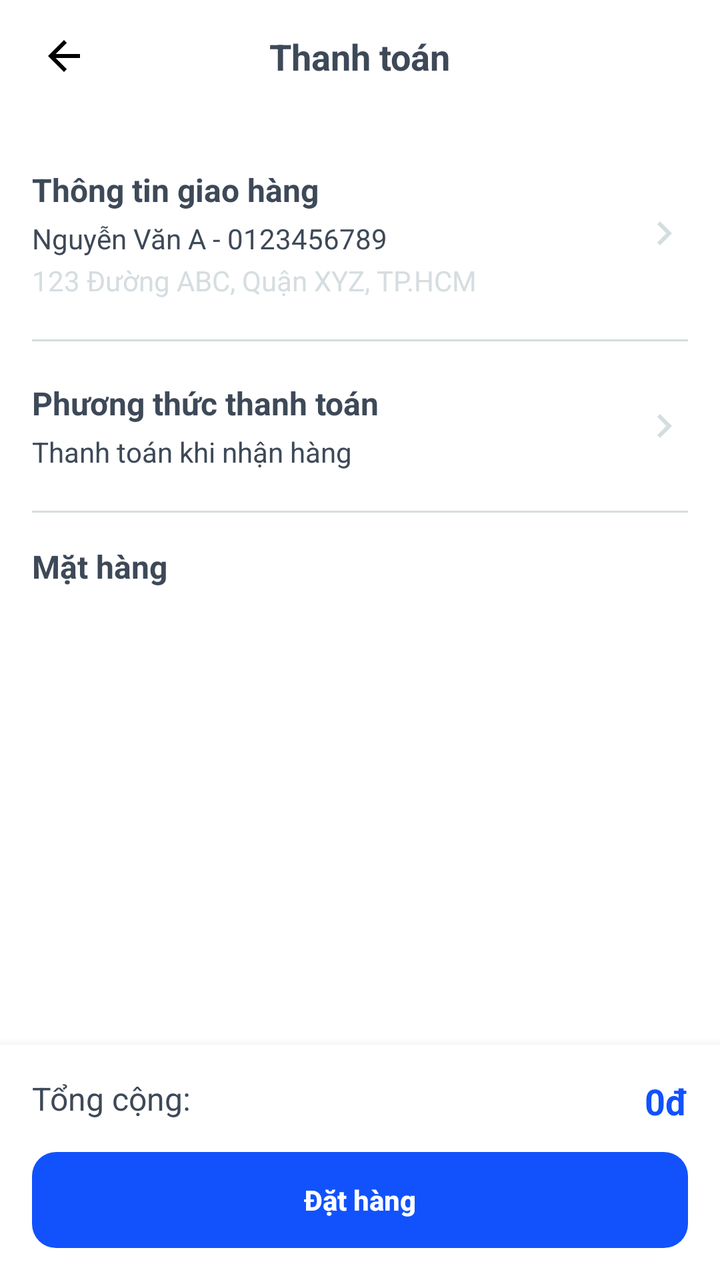
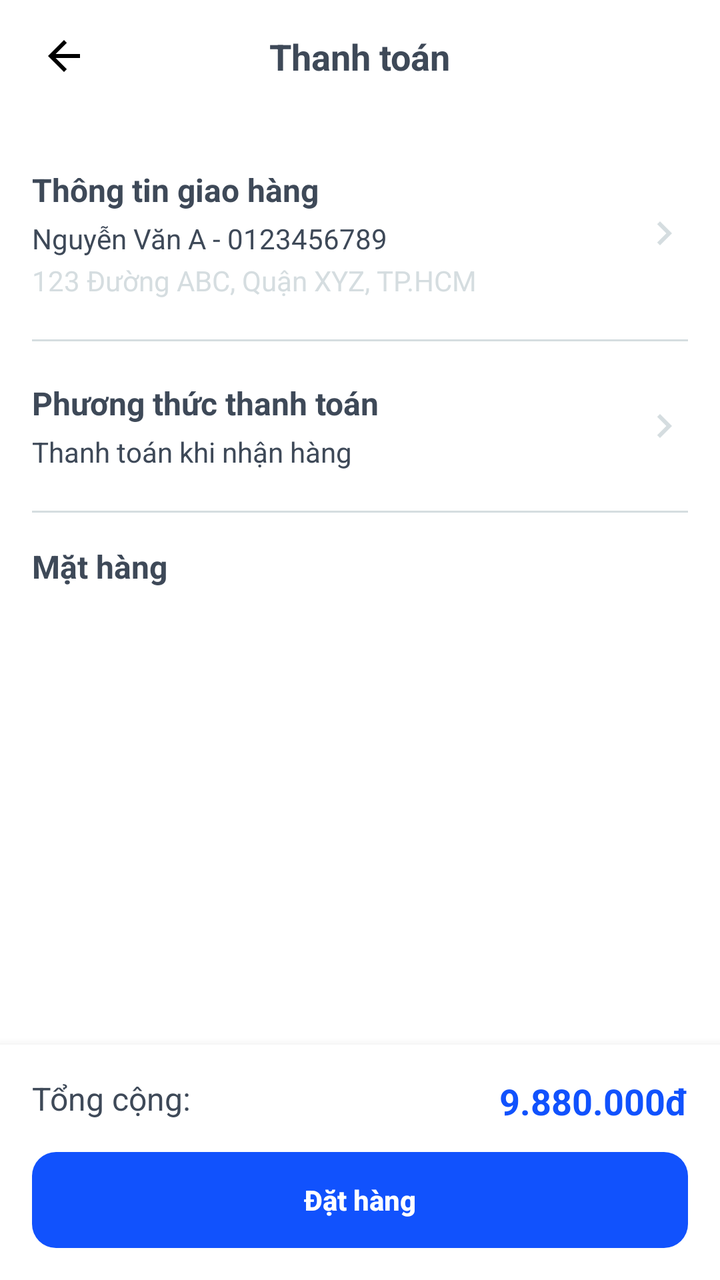

Compare the two renders of this Android layout. The source of the first and the diff that turns it into the second are given below.
<!-- AndroidManifest.xml: activity theme Theme.NT118R12 -->
<!-- res/layout/activity_checkout.xml -->
<?xml version="1.0" encoding="utf-8"?>
<androidx.constraintlayout.widget.ConstraintLayout
    xmlns:android="http://schemas.android.com/apk/res/android"
    xmlns:app="http://schemas.android.com/apk/res-auto"
    android:layout_width="match_parent"
    android:layout_height="match_parent"
    android:background="@color/white">


    <androidx.constraintlayout.widget.ConstraintLayout
        android:id="@+id/headerLayout"
        android:layout_width="0dp"
        android:layout_height="56dp"
        app:layout_constraintTop_toTopOf="parent"
        app:layout_constraintStart_toStartOf="parent"
        app:layout_constraintEnd_toEndOf="parent">

        <ImageView
            android:id="@+id/ivBack"
            android:layout_width="48dp"
            android:layout_height="48dp"
            android:padding="12dp"
            android:src="@drawable/ic_back"
            android:layout_marginStart="8dp"
            app:layout_constraintStart_toStartOf="parent"
            app:layout_constraintTop_toTopOf="parent"
            app:layout_constraintBottom_toBottomOf="parent" />

        <TextView
            android:id="@+id/tvHeaderTitle"
            android:layout_width="wrap_content"
            android:layout_height="wrap_content"
            android:text="Thanh toán"
            android:textSize="18sp"
            android:textStyle="bold"
            android:textColor="@color/text_primary"
            app:layout_constraintStart_toStartOf="parent"
            app:layout_constraintEnd_toEndOf="parent"
            app:layout_constraintTop_toTopOf="parent"
            app:layout_constraintBottom_toBottomOf="parent" />
    </androidx.constraintlayout.widget.ConstraintLayout>

    <ScrollView
        android:layout_width="0dp"
        android:layout_height="0dp"
        android:fillViewport="true"
        app:layout_constraintTop_toBottomOf="@id/headerLayout"
        app:layout_constraintBottom_toTopOf="@id/bottomLayout"
        app:layout_constraintStart_toStartOf="parent"
        app:layout_constraintEnd_toEndOf="parent">

        <LinearLayout
            android:layout_width="match_parent"
            android:layout_height="wrap_content"
            android:orientation="vertical"
            android:padding="16dp">


            <LinearLayout
                android:layout_width="match_parent"
                android:layout_height="wrap_content"
                android:orientation="horizontal"
                android:gravity="center_vertical"
                android:paddingVertical="12dp">
                <LinearLayout
                    android:layout_width="0dp"
                    android:layout_height="wrap_content"
                    android:layout_weight="1"
                    android:orientation="vertical">
                    <TextView
                        android:layout_width="wrap_content"
                        android:layout_height="wrap_content"
                        android:text="Thông tin giao hàng"
                        android:textColor="@color/text_primary"
                        android:textStyle="bold"
                        android:textSize="16sp"/>
                    <TextView
                        android:layout_width="wrap_content"
                        android:layout_height="wrap_content"
                        android:text="Nguyễn Văn A - 0123456789"
                        android:textColor="@color/text_primary"
                        android:layout_marginTop="4dp"
                        android:textSize="14sp"/>
                    <TextView
                        android:layout_width="wrap_content"
                        android:layout_height="wrap_content"
                        android:text="123 Đường ABC, Quận XYZ, TP.HCM"
                        android:textColor="@color/text_secondary"
                        android:layout_marginTop="2dp"
                        android:textSize="14sp"/>
                </LinearLayout>
                <ImageView
                    android:layout_width="24dp"
                    android:layout_height="24dp"
                    android:src="@drawable/ic_arrow_right"
                    app:tint="@color/text_secondary" />
            </LinearLayout>


            <View
                android:layout_width="match_parent"
                android:layout_height="1dp"
                android:background="@color/border"
                android:layout_marginVertical="8dp"/>


            <LinearLayout
                android:layout_width="match_parent"
                android:layout_height="wrap_content"
                android:orientation="horizontal"
                android:gravity="center_vertical"
                android:paddingVertical="12dp">
                <LinearLayout
                    android:layout_width="0dp"
                    android:layout_height="wrap_content"
                    android:layout_weight="1"
                    android:orientation="vertical">
                    <TextView
                        android:layout_width="wrap_content"
                        android:layout_height="wrap_content"
                        android:text="Phương thức thanh toán"
                        android:textColor="@color/text_primary"
                        android:textStyle="bold"
                        android:textSize="16sp"/>
                    <TextView
                        android:layout_width="wrap_content"
                        android:layout_height="wrap_content"
                        android:text="Thanh toán khi nhận hàng"
                        android:textColor="@color/text_primary"
                        android:layout_marginTop="4dp"
                        android:textSize="14sp"/>
                </LinearLayout>
                <ImageView
                    android:layout_width="24dp"
                    android:layout_height="24dp"
                    android:src="@drawable/ic_arrow_right"
                    app:tint="@color/text_secondary" />
            </LinearLayout>


            <View
                android:layout_width="match_parent"
                android:layout_height="1dp"
                android:background="@color/border"
                android:layout_marginVertical="8dp"/>

            <TextView
                android:layout_width="wrap_content"
                android:layout_height="wrap_content"
                android:text="Mặt hàng"
                android:textColor="@color/text_primary"
                android:textStyle="bold"
                android:textSize="16sp"
                android:layout_marginVertical="8dp"/>

            <androidx.recyclerview.widget.RecyclerView
                android:id="@+id/rvOrderItems"
                android:layout_width="match_parent"
                android:layout_height="wrap_content"
                android:nestedScrollingEnabled="false"/>

        </LinearLayout>
    </ScrollView>


    <androidx.constraintlayout.widget.ConstraintLayout
        android:id="@+id/bottomLayout"
        android:layout_width="0dp"
        android:layout_height="wrap_content"
        android:padding="16dp"
        android:background="@color/white"
        android:elevation="8dp"
        app:layout_constraintBottom_toBottomOf="parent"
        app:layout_constraintStart_toStartOf="parent"
        app:layout_constraintEnd_toEndOf="parent">

        <TextView
            android:id="@+id/tvTotalLabel"
            android:layout_width="wrap_content"
            android:layout_height="wrap_content"
            android:text="Tổng cộng:"
            android:textColor="@color/text_primary"
            android:textSize="16sp"
            app:layout_constraintStart_toStartOf="parent"
            app:layout_constraintTop_toTopOf="parent" />

        <TextView
            android:id="@+id/tvTotalAmount"
            android:layout_width="wrap_content"
            android:layout_height="wrap_content"
            android:text="0đ"
            android:textColor="@color/primary"
            android:textStyle="bold"
            android:textSize="18sp"
            app:layout_constraintEnd_toEndOf="parent"
            app:layout_constraintTop_toTopOf="parent" />

        <androidx.appcompat.widget.AppCompatButton
            android:id="@+id/btnPlaceOrder"
            android:layout_width="0dp"
            android:layout_height="48dp"
            android:layout_marginTop="16dp"
            android:background="@drawable/bg_btn_primary"
            android:text="Đặt hàng"
            android:textColor="@color/white"
            android:textStyle="bold"
            android:textAllCaps="false"
            android:stateListAnimator="@null"
            app:layout_constraintTop_toBottomOf="@id/tvTotalLabel"
            app:layout_constraintStart_toStartOf="parent"
            app:layout_constraintEnd_toEndOf="parent" />

    </androidx.constraintlayout.widget.ConstraintLayout>

</androidx.constraintlayout.widget.ConstraintLayout>
<!-- resources referenced by this layout -->
<resources>
  <color name="border">#D5DDE0</color>
  <color name="primary">#1152FD</color>
  <color name="text_primary">#3E4958</color>
  <color name="text_secondary">#D5DDE0</color>
  <color name="white">#FFFFFFFF</color>
  <!-- drawable bg_btn_primary (drawable) -->
  <?xml version="1.0" encoding="utf-8"?>
  <shape xmlns:android="http://schemas.android.com/apk/res/android">
      <solid android:color="@color/primary" />
      <corners android:radius="12dp" />
  </shape>
  <!-- drawable ic_arrow_right (drawable) -->
  <vector xmlns:android="http://schemas.android.com/apk/res/android"
      android:width="24dp"
      android:height="24dp"
      android:viewportWidth="24"
      android:viewportHeight="24">
      <path
          android:fillColor="#000000"
          android:pathData="M8.59,16.59L13.17,12 8.59,7.41 10,6l6,6 -6,6z"/>
  </vector>
  <!-- drawable ic_back (drawable) -->
  <?xml version="1.0" encoding="utf-8"?>
  <vector xmlns:android="http://schemas.android.com/apk/res/android"
      android:width="24dp"
      android:height="24dp"
      android:viewportWidth="24"
      android:viewportHeight="24">
      <path
          android:fillColor="#FF000000"
          android:pathData="M20,11H7.83l5.59,-5.59L12,4l-8,8 8,8 1.41,-1.41L7.83,13H20v-2z" />
  </vector>
  <style name="Theme.NT118R12" parent="Theme.MaterialComponents.Light.NoActionBar.Bridge" />
</resources>

<!-- the commit's change to res/layout/activity_checkout.xml (unified diff, before → after) -->
@@ -188,7 +188,7 @@
             android:id="@+id/tvTotalAmount"
             android:layout_width="wrap_content"
             android:layout_height="wrap_content"
-            android:text="0đ"
+            android:text="9.880.000đ"
             android:textColor="@color/primary"
             android:textStyle="bold"
             android:textSize="18sp"
